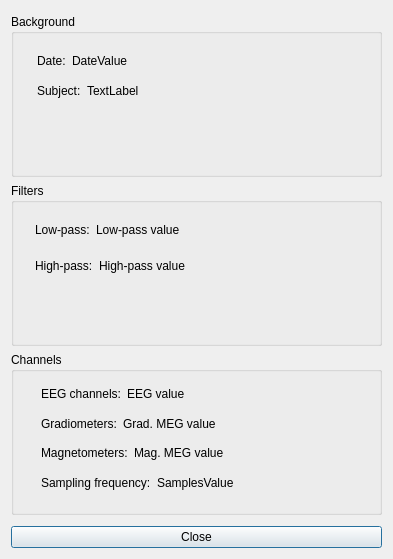
Before: the Qt Designer form meggie_batch/ui/qt4Designer_ui_files/infoDialog.ui in cibr-jyu/meggie, drawn with Qt 5.
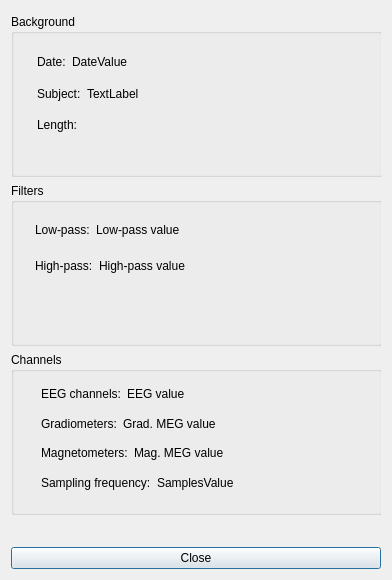
After: the same form once the commit is applied.

The edit to the form file:
```diff
--- a/meggie_batch/ui/qt4Designer_ui_files/infoDialog.ui
+++ b/meggie_batch/ui/qt4Designer_ui_files/infoDialog.ui
@@ -6,8 +6,8 @@
    <rect>
     <x>0</x>
     <y>0</y>
-    <width>393</width>
-    <height>559</height>
+    <width>392</width>
+    <height>580</height>
    </rect>
   </property>
   <property name="sizePolicy">
@@ -33,8 +33,8 @@
        <rect>
         <x>0</x>
         <y>0</y>
-        <width>375</width>
-        <height>512</height>
+        <width>374</width>
+        <height>525</height>
        </rect>
       </property>
       <property name="minimumSize">
@@ -66,7 +66,7 @@
                <x>26</x>
                <y>35</y>
                <width>271</width>
-               <height>54</height>
+               <height>89</height>
               </rect>
              </property>
              <layout class="QVBoxLayout" name="verticalLayout_2">
@@ -118,6 +118,30 @@
                 </item>
                </layout>
               </item>
+              <item>
+               <layout class="QHBoxLayout" name="horizontalLayout_8">
+                <item>
+                 <widget class="QLabel" name="labelLength">
+                  <property name="text">
+                   <string>Length:</string>
+                  </property>
+                 </widget>
+                </item>
+                <item>
+                 <widget class="QLabel" name="labelLengthValue">
+                  <property name="sizePolicy">
+                   <sizepolicy hsizetype="Expanding" vsizetype="Preferred">
+                    <horstretch>0</horstretch>
+                    <verstretch>0</verstretch>
+                   </sizepolicy>
+                  </property>
+                  <property name="text">
+                   <string/>
+                  </property>
+                 </widget>
+                </item>
+               </layout>
+              </item>
              </layout>
             </widget>
            </widget>
```
